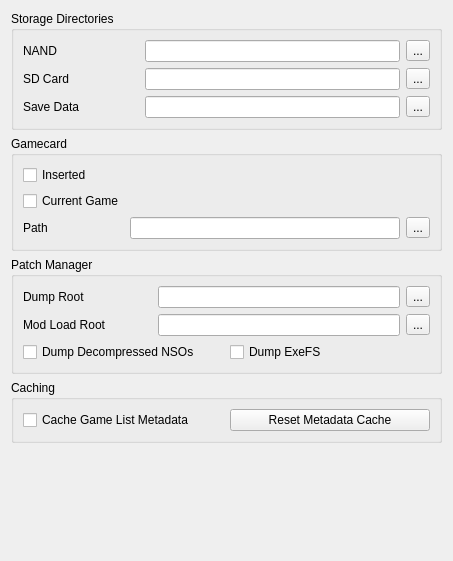
First picture: the form in src/storm_switch/configuration/configure_filesystem.ui, repository ReiKatari/STORM_SWITCH, before the edit.
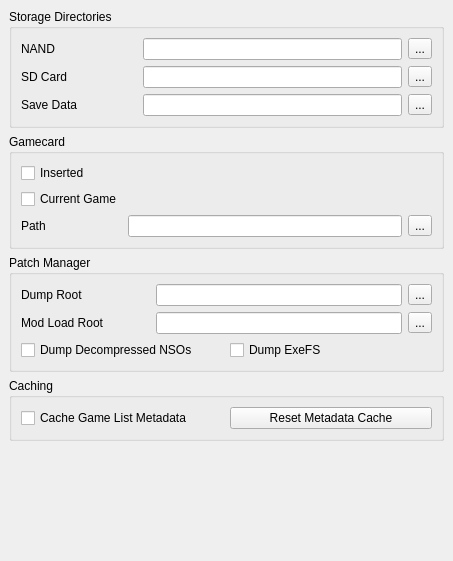
Second picture: the form after the edit.

```diff
--- a/src/storm_switch/configuration/configure_filesystem.ui
+++ b/src/storm_switch/configuration/configure_filesystem.ui
@@ -16,9 +16,39 @@
   <property name="accessibleName">
    <string>Filesystem</string>
   </property>
-  <layout class="QVBoxLayout" name="verticalLayout">
+  <layout class="QVBoxLayout" name="outerLayout">
+   <property name="leftMargin">
+    <number>0</number>
+   </property>
+   <property name="topMargin">
+    <number>0</number>
+   </property>
+   <property name="rightMargin">
+    <number>0</number>
+   </property>
+   <property name="bottomMargin">
+    <number>0</number>
+   </property>
    <item>
-    <layout class="QVBoxLayout" name="verticalLayout_3">
+    <widget class="QScrollArea" name="scrollArea">
+     <property name="frameShape">
+      <enum>QFrame::Shape::NoFrame</enum>
+     </property>
+     <property name="widgetResizable">
+      <bool>true</bool>
+     </property>
+     <widget class="QWidget" name="scrollAreaWidgetContents">
+      <property name="geometry">
+       <rect>
+        <x>0</x>
+        <y>0</y>
+        <width>453</width>
+        <height>480</height>
+       </rect>
+      </property>
+      <layout class="QVBoxLayout" name="verticalLayout">
+       <item>
+        <layout class="QVBoxLayout" name="verticalLayout_3">
      <item>
       <widget class="QGroupBox" name="groupBox">
        <property name="title">
@@ -252,7 +282,11 @@
        <height>40</height>
       </size>
      </property>
-    </spacer>
+        </spacer>
+       </item>
+      </layout>
+     </widget>
+    </widget>
    </item>
   </layout>
  </widget>
```
